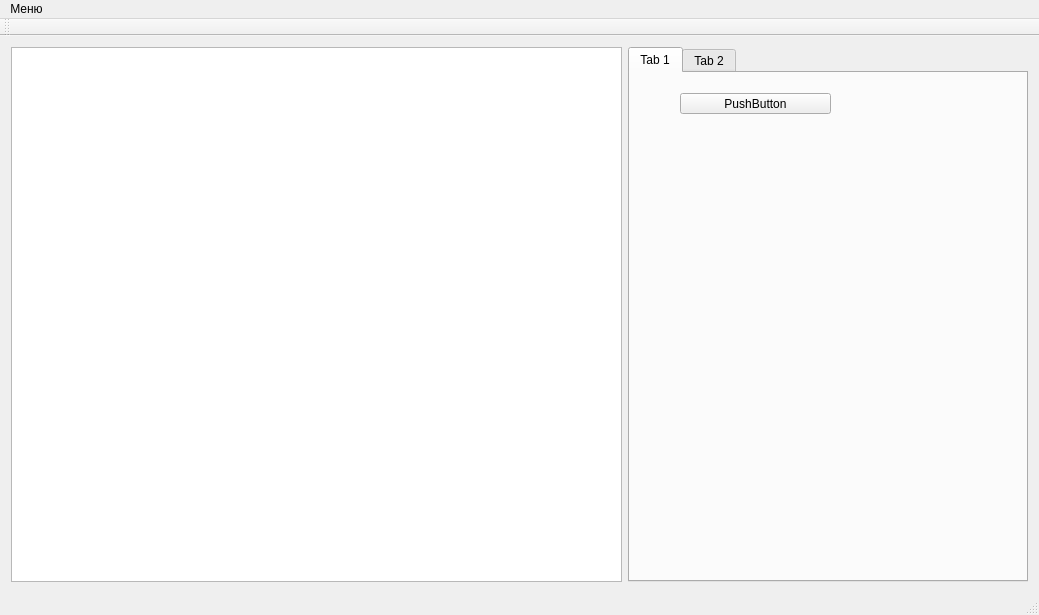
The window that MelanomaContours/Forms/mainwindow.ui (relaxesemind/melanoma) describes before a commit, drawn with Qt 5.
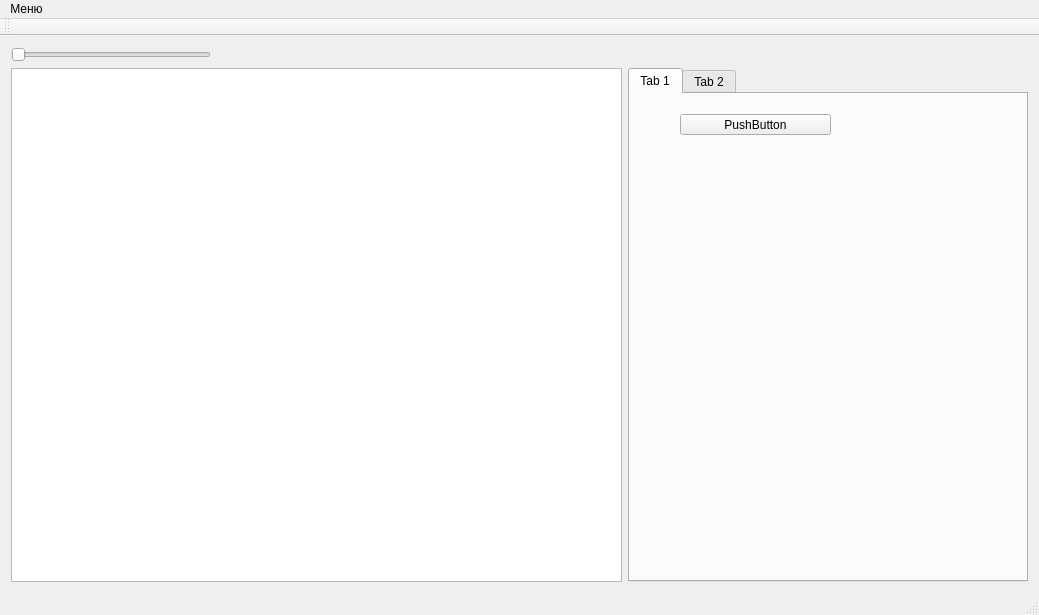
The same window after the commit. Custom widgets are drawn as their Qt base class.

Diff of the .ui file:
```diff
--- a/MelanomaContours/Forms/mainwindow.ui
+++ b/MelanomaContours/Forms/mainwindow.ui
@@ -15,7 +15,7 @@
   </property>
   <widget class="QWidget" name="centralWidget">
    <layout class="QGridLayout" name="gridLayout">
-    <item row="0" column="0">
+    <item row="1" column="0">
      <widget class="ImageView" name="imageView">
       <property name="minimumSize">
        <size>
@@ -25,7 +25,7 @@
       </property>
      </widget>
     </item>
-    <item row="0" column="1">
+    <item row="1" column="1">
      <widget class="QTabWidget" name="tabWidget">
       <property name="minimumSize">
        <size>
@@ -64,6 +64,19 @@
       </widget>
      </widget>
     </item>
+    <item row="0" column="0">
+     <widget class="QSlider" name="horizontalSlider">
+      <property name="maximumSize">
+       <size>
+        <width>200</width>
+        <height>16777215</height>
+       </size>
+      </property>
+      <property name="orientation">
+       <enum>Qt::Horizontal</enum>
+      </property>
+     </widget>
+    </item>
    </layout>
   </widget>
   <widget class="QMenuBar" name="menuBar">
```
